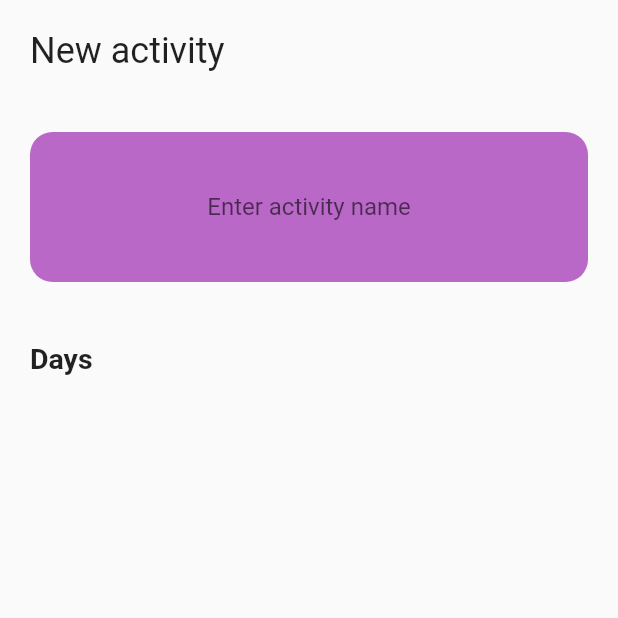
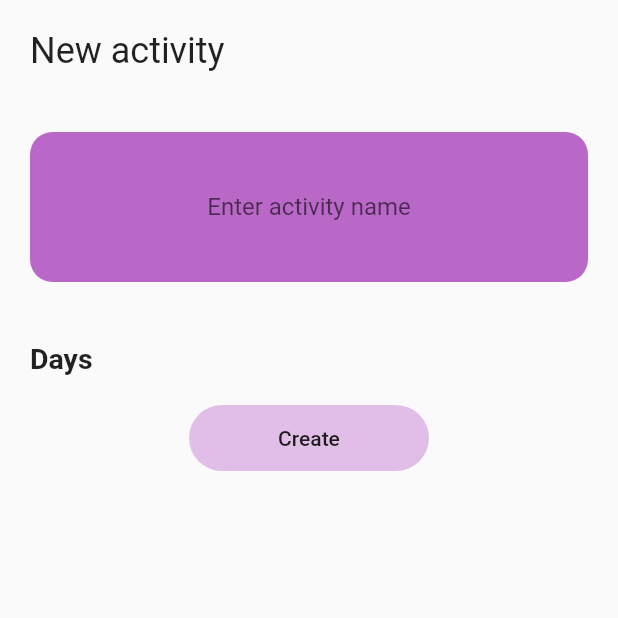
Before and after one commit to jerryrox/flutterFcmTest, a Flutter app: the screen it shows after launch, on a phone screen of 412 x 824 dp, the top half of it. Run offline on Flutter 3.47's test engine with Material 2 defaults, Android fonts, the light colour scheme and no system bars; our stand-ins replace firebase_messaging; accounts and stored records are empty.

Commit message:
Added RoundButton on AddView

```diff
--- a/lib/views/AddView.dart
+++ b/lib/views/AddView.dart
@@ -1,5 +1,6 @@
 import 'package:flutter/material.dart';
 import 'package:flutterFcmTest/components/Add/ActivityNameInput.dart';
+import 'package:flutterFcmTest/components/RoundButton.dart';
 import 'package:flutterFcmTest/components/SectionBar.dart';
 import 'package:flutterFcmTest/components/Spacing.dart';
 import 'package:flutterFcmTest/components/TitleBar.dart';
@@ -49,7 +50,10 @@ class _AddViewState extends State<AddView> {
           title: "Days",
         ),
         Spacing.vertical(height: 20,),
-
+        RoundButton(
+          "Create",
+          width: 160,
+        ),
       ],
     );
   }
```
